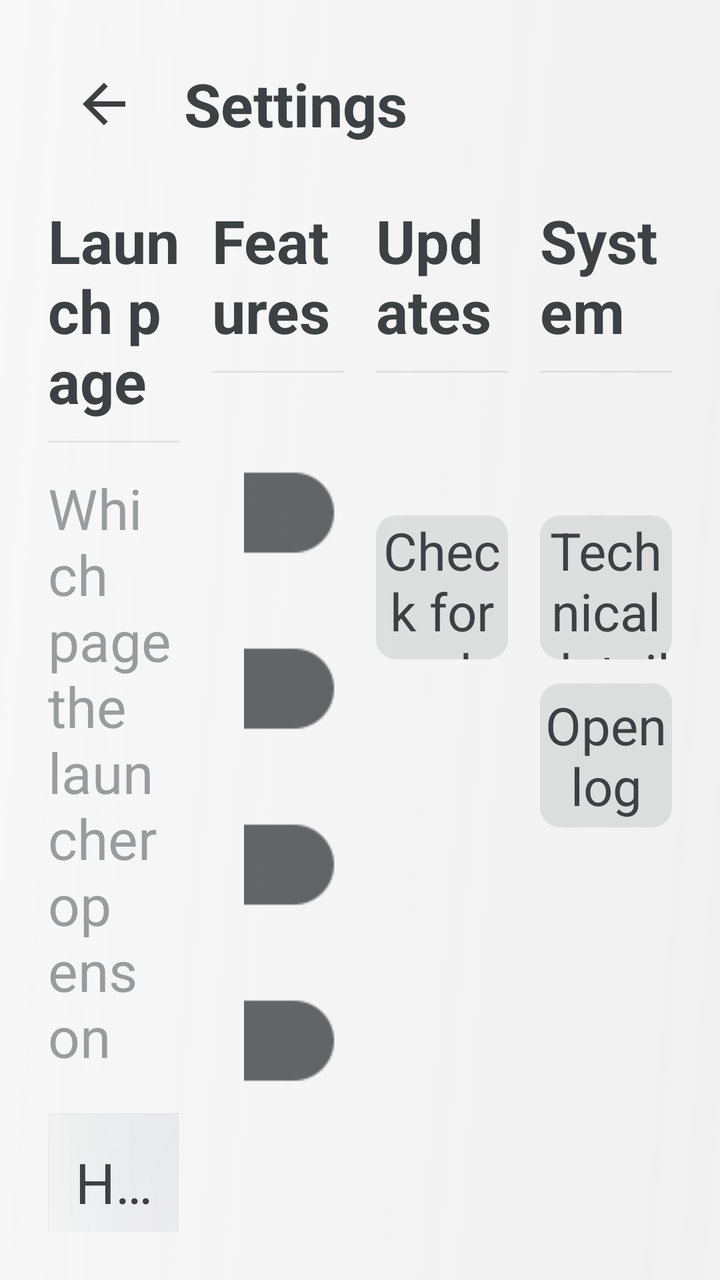
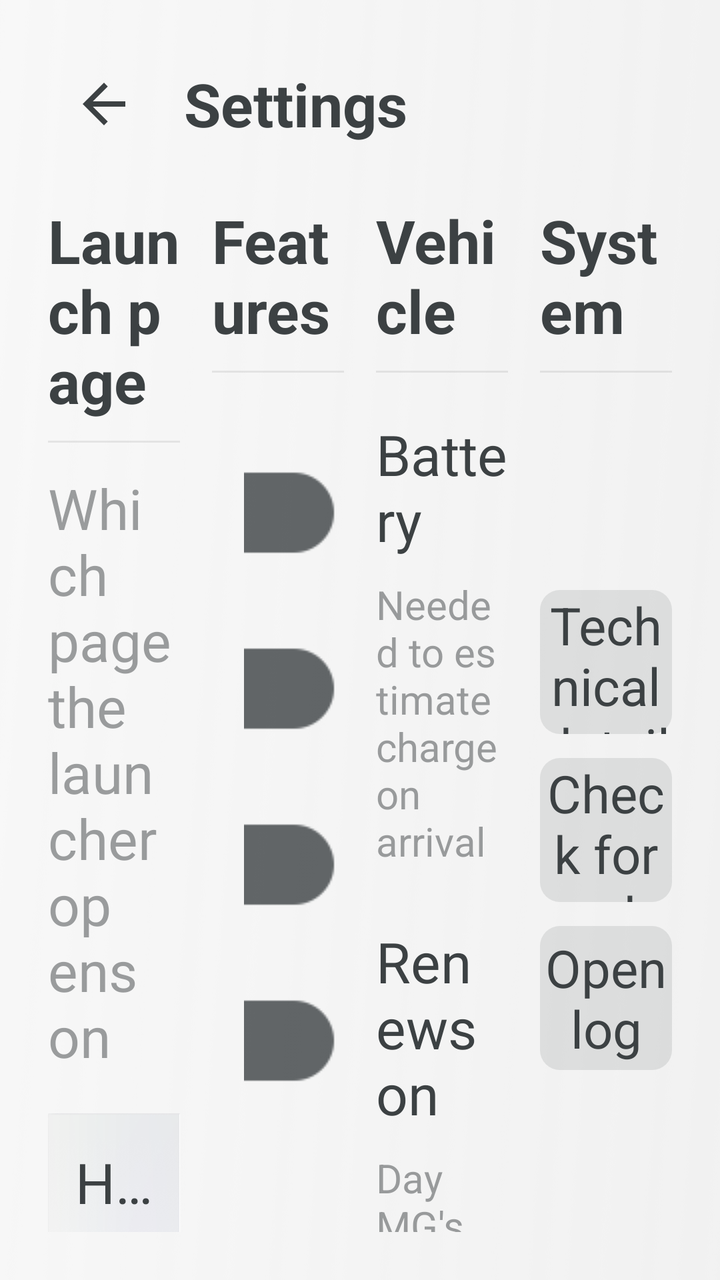

The first picture is an Android layout as it rendered before a commit; the second is the same layout after the commit. The layout source and the unified diff follow.
<!-- AndroidManifest.xml: application theme Theme.MG4SimpleLauncher -->
<!-- res/layout/activity_settings.xml -->
<?xml version="1.0" encoding="utf-8"?>
<LinearLayout xmlns:android="http://schemas.android.com/apk/res/android"
    android:layout_width="match_parent"
    android:layout_height="match_parent"
    android:background="@drawable/bg_home"
    android:orientation="vertical"
    android:padding="@dimen/screen_padding">

    <LinearLayout
        android:layout_width="match_parent"
        android:layout_height="wrap_content"
        android:gravity="center_vertical"
        android:orientation="horizontal">

        <ImageView
            android:id="@+id/settings_back_button"
            android:layout_width="56dp"
            android:layout_height="56dp"
            android:background="@drawable/icon_press_selector"
            android:clickable="true"
            android:contentDescription="@string/cd_back"
            android:focusable="true"
            android:padding="12dp"
            android:src="@drawable/ic_back" />

        <TextView
            android:layout_width="0dp"
            android:layout_height="wrap_content"
            android:layout_marginStart="12dp"
            android:layout_weight="1"
            android:text="@string/settings_title"
            android:textColor="@color/text_primary"
            android:textSize="@dimen/drawer_title_size"
            android:textStyle="bold" />
    </LinearLayout>

    <LinearLayout
        android:layout_width="match_parent"
        android:layout_height="0dp"
        android:layout_marginTop="@dimen/card_gap"
        android:layout_weight="1"
        android:baselineAligned="false"
        android:orientation="horizontal">

        
        <LinearLayout
            android:layout_width="0dp"
            android:layout_height="match_parent"
            android:layout_marginEnd="@dimen/card_gap"
            android:layout_weight="1"
            android:orientation="vertical"
            android:paddingTop="4dp">

            <TextView
                android:layout_width="wrap_content"
                android:layout_height="wrap_content"
                android:text="@string/settings_home_page"
                android:textColor="@color/text_primary"
                android:textSize="@dimen/info_card_title_size"
                android:textStyle="bold" />

            <View
                android:layout_width="match_parent"
                android:layout_height="1dp"
                android:layout_marginTop="10dp"
                android:layout_marginBottom="12dp"
                android:background="@color/hairline" />

            <TextView
                android:layout_width="match_parent"
                android:layout_height="wrap_content"
                android:layout_marginTop="2dp"
                android:text="@string/settings_home_page_hint"
                android:textColor="@color/text_secondary"
                android:textSize="@dimen/info_card_body_size" />

            
            <Space
                android:layout_width="match_parent"
                android:layout_height="20dp" />

            
            <RadioGroup
                android:id="@+id/settings_home_page_group"
                android:layout_width="match_parent"
                android:layout_height="wrap_content"
                android:orientation="vertical">

                <RadioButton
                    android:id="@+id/home_page_main"
                    android:layout_width="match_parent"
                    android:layout_height="@dimen/settings_tab_height"
                    android:background="@drawable/filter_tab_selector"
                    android:button="@null"
                    android:checked="true"
                    android:ellipsize="end"
                    android:gravity="center"
                    android:includeFontPadding="false"
                    android:maxLines="1"
                    android:paddingStart="8dp"
                    android:paddingEnd="8dp"
                    android:text="@string/settings_page_home"
                    android:textColor="@color/filter_tab_text"
                    android:textSize="@dimen/settings_tab_text_size" />

                <RadioButton
                    android:id="@+id/home_page_shortcuts"
                    android:layout_width="match_parent"
                    android:layout_height="@dimen/settings_tab_height"
                    android:layout_marginTop="8dp"
                    android:background="@drawable/filter_tab_selector"
                    android:button="@null"
                    android:ellipsize="end"
                    android:gravity="center"
                    android:includeFontPadding="false"
                    android:maxLines="1"
                    android:paddingStart="8dp"
                    android:paddingEnd="8dp"
                    android:text="@string/settings_page_shortcuts"
                    android:textColor="@color/filter_tab_text"
                    android:textSize="@dimen/settings_tab_text_size" />

                <RadioButton
                    android:id="@+id/home_page_system"
                    android:layout_width="match_parent"
                    android:layout_height="@dimen/settings_tab_height"
                    android:layout_marginTop="8dp"
                    android:background="@drawable/filter_tab_selector"
                    android:button="@null"
                    android:ellipsize="end"
                    android:gravity="center"
                    android:includeFontPadding="false"
                    android:maxLines="1"
                    android:paddingStart="8dp"
                    android:paddingEnd="8dp"
                    android:text="@string/settings_page_charging"
                    android:textColor="@color/filter_tab_text"
                    android:textSize="@dimen/settings_tab_text_size" />
            </RadioGroup>
        </LinearLayout>

        
        <LinearLayout
            android:layout_width="0dp"
            android:layout_height="match_parent"
            android:layout_marginEnd="@dimen/card_gap"
            android:layout_weight="1"
            android:orientation="vertical"
            android:paddingTop="4dp">

            <TextView
                android:layout_width="wrap_content"
                android:layout_height="wrap_content"
                android:text="@string/settings_features"
                android:textColor="@color/text_primary"
                android:textSize="@dimen/info_card_title_size"
                android:textStyle="bold" />

            <View
                android:layout_width="match_parent"
                android:layout_height="1dp"
                android:layout_marginTop="10dp"
                android:layout_marginBottom="12dp"
                android:background="@color/hairline" />

            <ScrollView
                android:layout_width="match_parent"
                android:layout_height="0dp"
                android:layout_marginTop="14dp"
                android:layout_weight="1"
                android:scrollbars="none">

                <LinearLayout
                    android:id="@+id/settings_feature_list"
                    android:layout_width="match_parent"
                    android:layout_height="wrap_content"
                    android:orientation="vertical">

                    <include
                        layout="@layout/part_settings_toggle"
                        android:id="@+id/toggle_shortcuts_page" />

                    <include
                        layout="@layout/part_settings_toggle"
                        android:id="@+id/toggle_six_tile_home" />

                    <include
                        layout="@layout/part_settings_toggle"
                        android:id="@+id/toggle_update_on_launch" />

                    <include
                        layout="@layout/part_settings_toggle"
                        android:id="@+id/toggle_beta_channel" />
                </LinearLayout>
            </ScrollView>
        </LinearLayout>

        
        <LinearLayout
            android:layout_width="0dp"
            android:layout_height="match_parent"
            android:layout_marginEnd="@dimen/card_gap"
            android:layout_weight="1"
            android:orientation="vertical"
            android:paddingTop="4dp">

            <TextView
                android:layout_width="wrap_content"
                android:layout_height="wrap_content"
                android:text="@string/settings_updates"
                android:textColor="@color/text_primary"
                android:textSize="@dimen/info_card_title_size"
                android:textStyle="bold" />

            <View
                android:layout_width="match_parent"
                android:layout_height="1dp"
                android:layout_marginTop="10dp"
                android:layout_marginBottom="12dp"
                android:background="@color/hairline" />

            <TextView
                android:id="@+id/settings_version"
                android:layout_width="match_parent"
                android:layout_height="wrap_content"
                android:layout_marginTop="2dp"
                android:textColor="@color/text_secondary"
                android:textSize="@dimen/info_card_body_size" />

            
            <Space
                android:layout_width="match_parent"
                android:layout_height="20dp" />

            <TextView
                android:id="@+id/settings_check_updates"
                android:layout_width="match_parent"
                android:layout_height="@dimen/settings_tab_height"
                android:background="@drawable/native_button_selector"
                android:clickable="true"
                android:focusable="true"
                android:gravity="center"
                android:text="@string/update_check_action"
                android:textColor="@color/text_primary"
                android:textSize="@dimen/drawer_button_size" />
        </LinearLayout>

        
        <LinearLayout
            android:layout_width="0dp"
            android:layout_height="match_parent"
            android:layout_weight="1"
            android:orientation="vertical"
            android:paddingTop="4dp">

            <TextView
                android:layout_width="wrap_content"
                android:layout_height="wrap_content"
                android:text="@string/settings_system"
                android:textColor="@color/text_primary"
                android:textSize="@dimen/info_card_title_size"
                android:textStyle="bold" />

            <View
                android:layout_width="match_parent"
                android:layout_height="1dp"
                android:layout_marginTop="10dp"
                android:layout_marginBottom="12dp"
                android:background="@color/hairline" />

            <TextView
                android:id="@+id/settings_diagnostics_summary"
                android:layout_width="match_parent"
                android:layout_height="wrap_content"
                android:layout_marginTop="2dp"
                android:textColor="@color/text_secondary"
                android:textSize="@dimen/info_card_body_size" />

            
            <Space
                android:layout_width="match_parent"
                android:layout_height="20dp" />

            <TextView
                android:id="@+id/settings_open_technical"
                android:layout_width="match_parent"
                android:layout_height="@dimen/settings_tab_height"
                android:background="@drawable/native_button_selector"
                android:clickable="true"
                android:focusable="true"
                android:gravity="center"
                android:text="@string/sys_technical"
                android:textColor="@color/text_primary"
                android:textSize="@dimen/drawer_button_size" />

            <TextView
                android:id="@+id/settings_open_diagnostics"
                android:layout_width="match_parent"
                android:layout_height="@dimen/settings_tab_height"
                android:layout_marginTop="12dp"
                android:background="@drawable/native_button_selector"
                android:clickable="true"
                android:focusable="true"
                android:gravity="center"
                android:text="@string/diagnostics_open"
                android:textColor="@color/text_primary"
                android:textSize="@dimen/drawer_button_size" />
        </LinearLayout>
    </LinearLayout>
</LinearLayout>
<!-- res/layout/part_settings_toggle.xml (included above) -->
<?xml version="1.0" encoding="utf-8"?>
<LinearLayout xmlns:android="http://schemas.android.com/apk/res/android"
    xmlns:app="http://schemas.android.com/apk/res-auto"
    android:layout_width="match_parent"
    android:layout_height="@dimen/settings_toggle_height"
    android:background="?attr/selectableItemBackground"
    android:baselineAligned="false"
    android:clickable="true"
    android:focusable="true"
    android:gravity="center_vertical"
    android:orientation="horizontal"
>

    <LinearLayout
        android:layout_width="0dp"
        android:layout_height="wrap_content"
        android:layout_weight="1"
        android:orientation="vertical">

        <TextView
            android:id="@+id/toggle_label"
            android:layout_width="match_parent"
            android:layout_height="wrap_content"
            android:ellipsize="end"
            android:maxLines="1"
            android:textColor="@color/text_primary"
            android:textSize="@dimen/charge_item_title_size" />

        <TextView
            android:id="@+id/toggle_hint"
            android:layout_width="match_parent"
            android:layout_height="wrap_content"
            android:layout_marginTop="2dp"
            android:ellipsize="end"
            android:maxLines="2"
            android:textColor="@color/text_secondary"
            android:textSize="@dimen/secondary_text_size" />
    </LinearLayout>

    
    <androidx.appcompat.widget.SwitchCompat
        android:id="@+id/toggle_switch"
        android:layout_width="wrap_content"
        android:layout_height="wrap_content"
        android:layout_marginStart="16dp"
        android:background="@null"
        android:clickable="false"
        android:focusable="false"
        android:thumb="@drawable/switch_thumb_selector"
        app:track="@drawable/switch_track_selector" />
</LinearLayout>
<!-- resources referenced by this layout -->
<resources>
  <color name="hairline">#14000000</color>
  <color name="text_primary">#3c4143</color>
  <color name="text_secondary">#7f3c4143</color>
  <dimen name="card_gap">16dp</dimen>
  <dimen name="charge_item_title_size">28sp</dimen>
  <dimen name="drawer_button_size">26sp</dimen>
  <dimen name="drawer_title_size">30sp</dimen>
  <dimen name="info_card_body_size">28sp</dimen>
  <dimen name="info_card_title_size">30sp</dimen>
  <dimen name="screen_padding">24dp</dimen>
  <dimen name="secondary_text_size">20sp</dimen>
  <dimen name="settings_tab_height">72dp</dimen>
  <dimen name="settings_tab_text_size">28sp</dimen>
  <dimen name="settings_toggle_height">88dp</dimen>
  <!-- drawable filter_tab_selector (drawable) -->
  <?xml version="1.0" encoding="utf-8"?>
  <selector xmlns:android="http://schemas.android.com/apk/res/android">
      <item android:state_checked="true" android:drawable="@drawable/tab_clicked" />
      <item android:state_selected="true" android:drawable="@drawable/tab_clicked" />
      <item android:drawable="@drawable/tab_normal" />
  </selector>
  <!-- drawable ic_back (drawable) -->
  <?xml version="1.0" encoding="utf-8"?>
  <vector xmlns:android="http://schemas.android.com/apk/res/android"
      android:width="28dp"
      android:height="28dp"
      android:viewportWidth="24"
      android:viewportHeight="24"
      android:tint="@color/text_primary">
      <path
          android:fillColor="@android:color/white"
          android:pathData="M20,11H7.83l5.59,-5.59L12,4l-8,8 8,8 1.41,-1.41L7.83,13H20v-2z" />
  </vector>
  <!-- drawable icon_press_selector (drawable) -->
  <?xml version="1.0" encoding="utf-8"?>
  <selector xmlns:android="http://schemas.android.com/apk/res/android">
      <item android:state_pressed="true">
          <shape android:shape="rectangle">
              <corners android:radius="@dimen/native_button_radius" />
              <solid android:color="@color/button_surface_pressed" />
          </shape>
      </item>
      <item android:drawable="@android:color/transparent" />
  </selector>
  <string name="cd_back">Back</string>
  <string name="diagnostics_open">Open log</string>
  <string name="settings_features">Features</string>
  <string name="settings_home_page">Launch page</string>
  <string name="settings_home_page_hint">Which page the launcher opens on</string>
  <string name="settings_page_charging">Charging points</string>
  <string name="settings_page_home">Home</string>
  <string name="settings_page_shortcuts">Shortcuts</string>
  <string name="settings_system">System</string>
  <string name="settings_title">Settings</string>
  <string name="settings_updates">Updates</string>
  <string name="sys_technical">Technical details</string>
  <string name="update_check_action">Check for updates</string>
  <style name="Theme.MG4SimpleLauncher" parent="Theme.AppCompat.DayNight.NoActionBar">
          <item name="android:windowBackground">@drawable/bg_home</item>
          <item name="android:statusBarColor">@android:color/transparent</item>
          <item name="android:navigationBarColor">@android:color/transparent</item>
          <item name="colorAccent">@color/accent</item>
      </style>
  <dimen name="native_button_radius">10dp</dimen>
  <color name="button_surface_pressed">#3d3c4143</color>
  <color name="button_surface">#1f3c4143</color>
  <color name="accent">#056eff</color>
  <!-- unchanged entries left out for length: 14 -->
</resources>

<!-- the commit's change to res/layout/activity_settings.xml (unified diff, before → after) -->
@@ -191,6 +191,7 @@
                     <include
                         layout="@layout/part_settings_toggle"
                         android:id="@+id/toggle_beta_channel" />
+
                 </LinearLayout>
             </ScrollView>
         </LinearLayout>
@@ -207,7 +208,7 @@
             <TextView
                 android:layout_width="wrap_content"
                 android:layout_height="wrap_content"
-                android:text="@string/settings_updates"
+                android:text="@string/settings_vehicle"
                 android:textColor="@color/text_primary"
                 android:textSize="@dimen/info_card_title_size"
                 android:textStyle="bold" />
@@ -219,30 +220,74 @@
                 android:layout_marginBottom="12dp"
                 android:background="@color/hairline" />
 
-            <TextView
-                android:id="@+id/settings_version"
-                android:layout_width="match_parent"
-                android:layout_height="wrap_content"
-                android:layout_marginTop="2dp"
-                android:textColor="@color/text_secondary"
-                android:textSize="@dimen/info_card_body_size" />
-
-            
-            <Space
-                android:layout_width="match_parent"
-                android:layout_height="20dp" />
-
-            <TextView
-                android:id="@+id/settings_check_updates"
-                android:layout_width="match_parent"
-                android:layout_height="@dimen/settings_tab_height"
-                android:background="@drawable/native_button_selector"
+            <LinearLayout
+                android:id="@+id/settings_battery_row"
+                android:layout_width="match_parent"
+                android:layout_height="wrap_content"
+                android:background="@drawable/icon_press_selector"
                 android:clickable="true"
                 android:focusable="true"
-                android:gravity="center"
-                android:text="@string/update_check_action"
-                android:textColor="@color/text_primary"
-                android:textSize="@dimen/drawer_button_size" />
+                android:gravity="center_vertical"
+                android:orientation="horizontal"
+                android:paddingVertical="10dp">
+
+                <TextView
+                    android:layout_width="0dp"
+                    android:layout_height="wrap_content"
+                    android:layout_weight="1"
+                    android:text="@string/settings_battery"
+                    android:textColor="@color/text_primary"
+                    android:textSize="@dimen/charge_item_title_size" />
+
+                <TextView
+                    android:id="@+id/settings_battery_value"
+                    android:layout_width="wrap_content"
+                    android:layout_height="wrap_content"
+                    android:textColor="@color/text_secondary"
+                    android:textSize="@dimen/charge_item_title_size" />
+            </LinearLayout>
+
+            <TextView
+                android:layout_width="match_parent"
+                android:layout_height="wrap_content"
+                android:text="@string/settings_battery_hint"
+                android:textColor="@color/text_secondary"
+                android:textSize="@dimen/secondary_text_size" />
+
+            <LinearLayout
+                android:id="@+id/settings_cycle_row"
+                android:layout_width="match_parent"
+                android:layout_height="wrap_content"
+                android:layout_marginTop="18dp"
+                android:background="@drawable/icon_press_selector"
+                android:clickable="true"
+                android:focusable="true"
+                android:gravity="center_vertical"
+                android:orientation="horizontal"
+                android:paddingVertical="10dp">
+
+                <TextView
+                    android:layout_width="0dp"
+                    android:layout_height="wrap_content"
+                    android:layout_weight="1"
+                    android:text="@string/data_cycle_day"
+                    android:textColor="@color/text_primary"
+                    android:textSize="@dimen/charge_item_title_size" />
+
+                <TextView
+                    android:id="@+id/settings_cycle_value"
+                    android:layout_width="wrap_content"
+                    android:layout_height="wrap_content"
+                    android:textColor="@color/text_secondary"
+                    android:textSize="@dimen/charge_item_title_size" />
+            </LinearLayout>
+
+            <TextView
+                android:layout_width="match_parent"
+                android:layout_height="wrap_content"
+                android:text="@string/settings_cycle_hint"
+                android:textColor="@color/text_secondary"
+                android:textSize="@dimen/secondary_text_size" />
         </LinearLayout>
 
         
@@ -269,6 +314,13 @@
                 android:background="@color/hairline" />
 
             <TextView
+                android:id="@+id/settings_version"
+                android:layout_width="match_parent"
+                android:layout_height="wrap_content"
+                android:textColor="@color/text_secondary"
+                android:textSize="@dimen/info_card_body_size" />
+
+            <TextView
                 android:id="@+id/settings_diagnostics_summary"
                 android:layout_width="match_parent"
                 android:layout_height="wrap_content"
@@ -290,6 +342,19 @@
                 android:focusable="true"
                 android:gravity="center"
                 android:text="@string/sys_technical"
+                android:textColor="@color/text_primary"
+                android:textSize="@dimen/drawer_button_size" />
+
+            <TextView
+                android:id="@+id/settings_check_updates"
+                android:layout_width="match_parent"
+                android:layout_height="@dimen/settings_tab_height"
+                android:layout_marginTop="12dp"
+                android:background="@drawable/native_button_selector"
+                android:clickable="true"
+                android:focusable="true"
+                android:gravity="center"
+                android:text="@string/update_check_action"
                 android:textColor="@color/text_primary"
                 android:textSize="@dimen/drawer_button_size" />
 
<!-- resource entries referenced after the edit -->
@@ -45,7 +45,11 @@
       <item android:drawable="@android:color/transparent" />
   </selector>
   <string name="cd_back">Back</string>
+  <string name="data_cycle_day">Renews on</string>
   <string name="diagnostics_open">Open log</string>
+  <string name="settings_battery">Battery</string>
+  <string name="settings_battery_hint">Needed to estimate charge on arrival</string>
+  <string name="settings_cycle_hint">Day MG\'s data allowance renews</string>
   <string name="settings_features">Features</string>
   <string name="settings_home_page">Launch page</string>
   <string name="settings_home_page_hint">Which page the launcher opens on</string>
@@ -54,7 +58,7 @@
   <string name="settings_page_shortcuts">Shortcuts</string>
   <string name="settings_system">System</string>
   <string name="settings_title">Settings</string>
-  <string name="settings_updates">Updates</string>
+  <string name="settings_vehicle">Vehicle</string>
   <string name="sys_technical">Technical details</string>
   <string name="update_check_action">Check for updates</string>
   <style name="Theme.MG4SimpleLauncher" parent="Theme.AppCompat.DayNight.NoActionBar">
